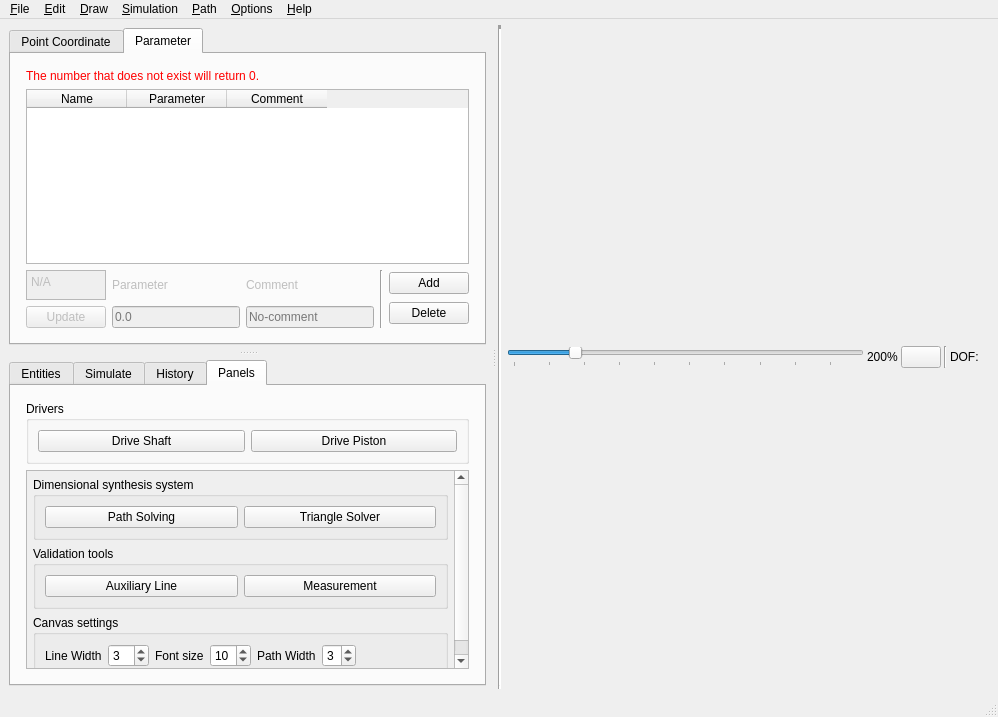
This is core/main.ui in KmolYuan/Pyslvs-UI as Qt 5 draws it before an edit. The edited form follows.
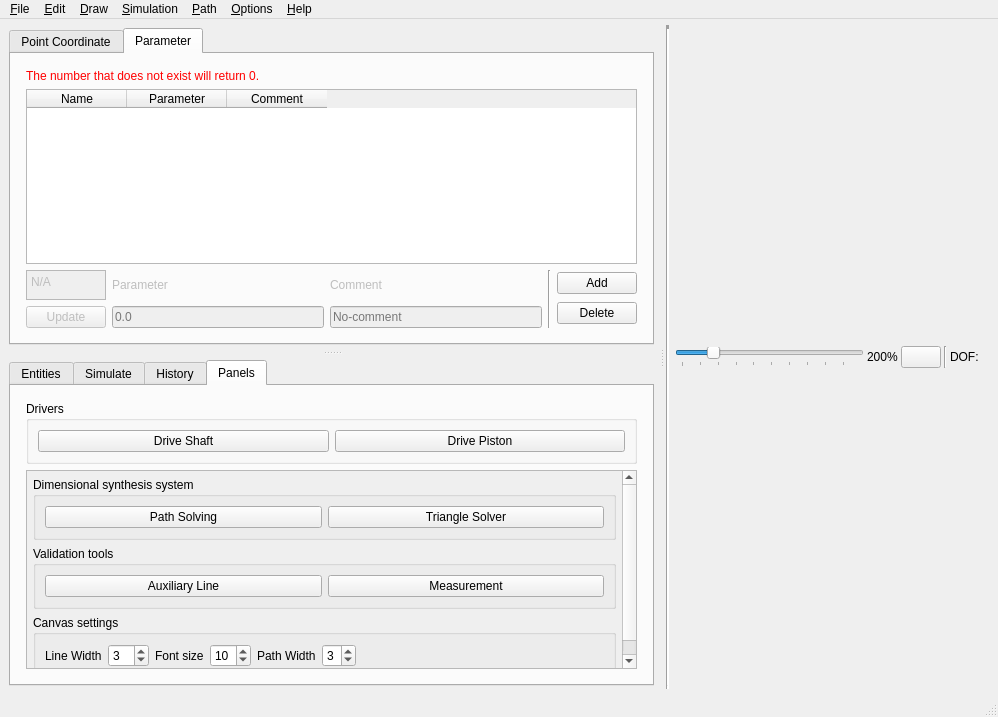
This is the edited form. The open tabs and pages were chosen to show the change. Icons and pictures are not drawn.

Commit message: Canvas auto resize function.

What changed in the file:
```diff
--- a/core/main.ui
+++ b/core/main.ui
@@ -67,16 +67,16 @@
        <number>3</number>
       </property>
       <widget class="QSplitter" name="LaftSplitter">
+       <property name="minimumSize">
+        <size>
+         <width>400</width>
+         <height>0</height>
+        </size>
+       </property>
        <property name="orientation">
         <enum>Qt::Vertical</enum>
        </property>
        <widget class="QWidget" name="curveArea" native="true">
-        <property name="minimumSize">
-         <size>
-          <width>450</width>
-          <height>0</height>
-         </size>
-        </property>
         <property name="maximumSize">
          <size>
           <width>700</width>
@@ -638,12 +638,6 @@
                  <verstretch>0</verstretch>
                 </sizepolicy>
                </property>
-               <property name="minimumSize">
-                <size>
-                 <width>0</width>
-                 <height>287</height>
-                </size>
-               </property>
                <property name="tabShape">
                 <enum>QTabWidget::Rounded</enum>
                </property>
@@ -1604,8 +1598,8 @@
                         <rect>
                          <x>0</x>
                          <y>0</y>
-                         <width>427</width>
-                         <height>268</height>
+                         <width>548</width>
+                         <height>239</height>
                         </rect>
                        </property>
                        <layout class="QVBoxLayout" name="verticalLayout_22">
@@ -1887,12 +1881,6 @@
        </widget>
       </widget>
       <widget class="QSplitter" name="RightSplitter">
-       <property name="minimumSize">
-        <size>
-         <width>500</width>
-         <height>0</height>
-        </size>
-       </property>
        <property name="orientation">
         <enum>Qt::Vertical</enum>
        </property>
```
Left out of the diff: 4 changed lines with no effect on the pictures. The commit also changes 2 other files.
